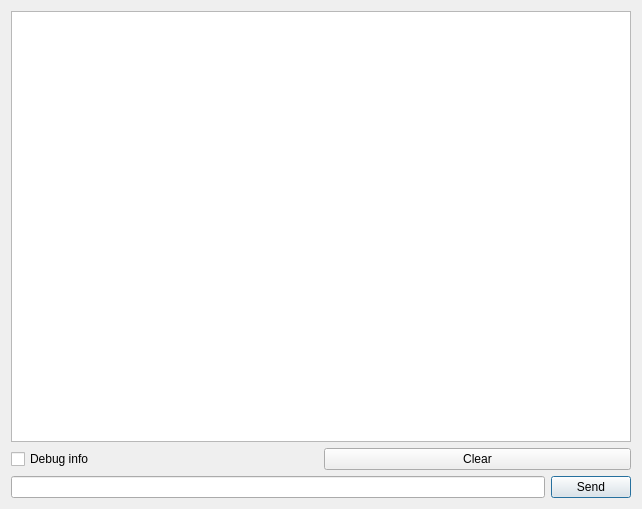
First picture: the form in dialogconsole.ui, repository IvanTsantsarov/herdmind-simulator, before the edit.
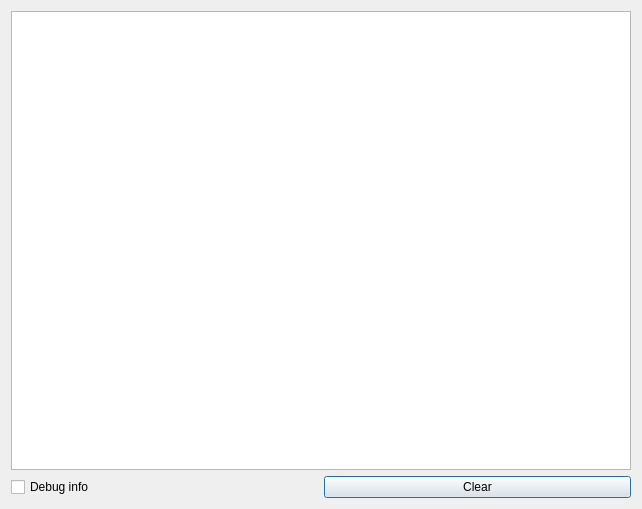
Second picture: the form after the edit.

Diff of the .ui file:
```diff
--- a/dialogconsole.ui
+++ b/dialogconsole.ui
@@ -37,23 +37,6 @@
        </item>
       </layout>
      </item>
-     <item>
-      <layout class="QHBoxLayout" name="horizontalLayout">
-       <item>
-        <widget class="QLineEdit" name="lineEdit"/>
-       </item>
-       <item>
-        <widget class="QPushButton" name="btnSend">
-         <property name="text">
-          <string>Send</string>
-         </property>
-         <property name="default">
-          <bool>true</bool>
-         </property>
-        </widget>
-       </item>
-      </layout>
-     </item>
     </layout>
    </item>
   </layout>
```
